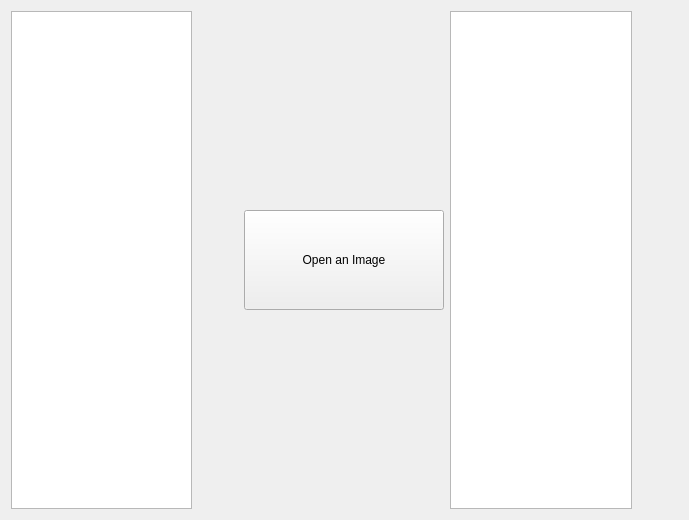
Above: ImageViewer/widget.ui from kaanakgundogdu/Image-Viewer-QT before the change. Below: the same form after it.
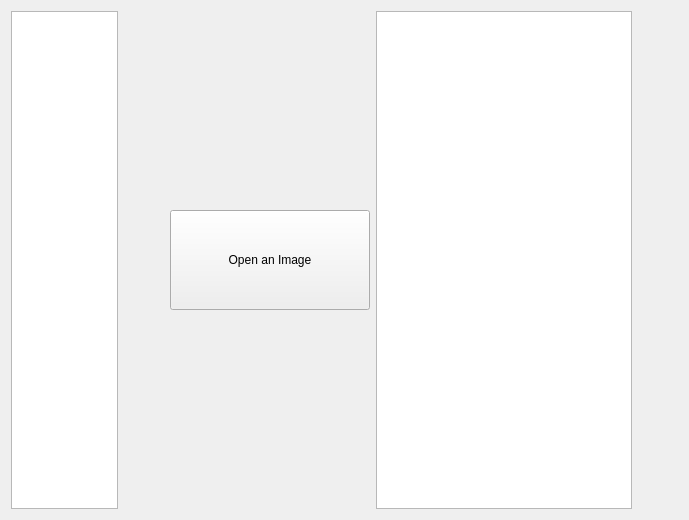
That is the form after the change. Icons and pictures are not drawn.

Commit message: list widget that contains image names added.

```diff
--- a/ImageViewer/widget.ui
+++ b/ImageViewer/widget.ui
@@ -28,17 +28,23 @@
   </property>
   <layout class="QHBoxLayout" name="horizontalLayout">
    <item>
-    <widget class="QListView" name="images_in_current_folder_list_view">
+    <widget class="QListWidget" name="image_names_list_widget">
      <property name="sizePolicy">
       <sizepolicy hsizetype="Fixed" vsizetype="Expanding">
-       <horstretch>0</horstretch>
+       <horstretch>1</horstretch>
        <verstretch>0</verstretch>
       </sizepolicy>
      </property>
      <property name="minimumSize">
       <size>
-       <width>166</width>
-       <height>498</height>
+       <width>1</width>
+       <height>0</height>
+      </size>
+     </property>
+     <property name="maximumSize">
+      <size>
+       <width>120</width>
+       <height>16777215</height>
       </size>
      </property>
     </widget>
```
The commit also changes 10 other files.
